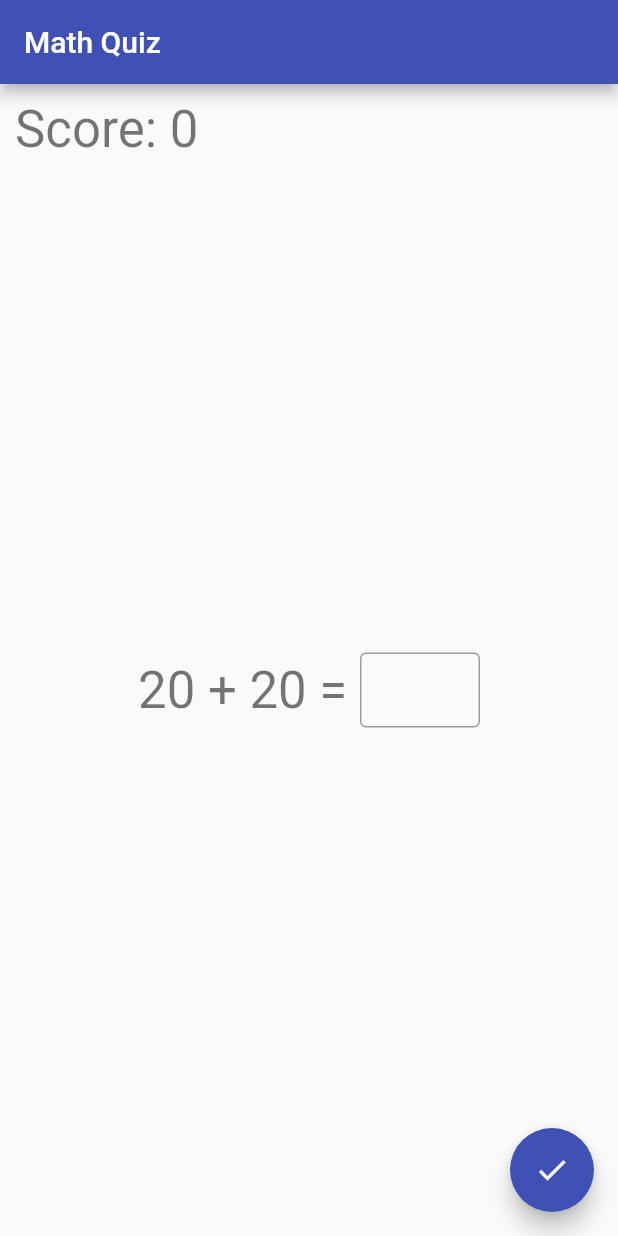
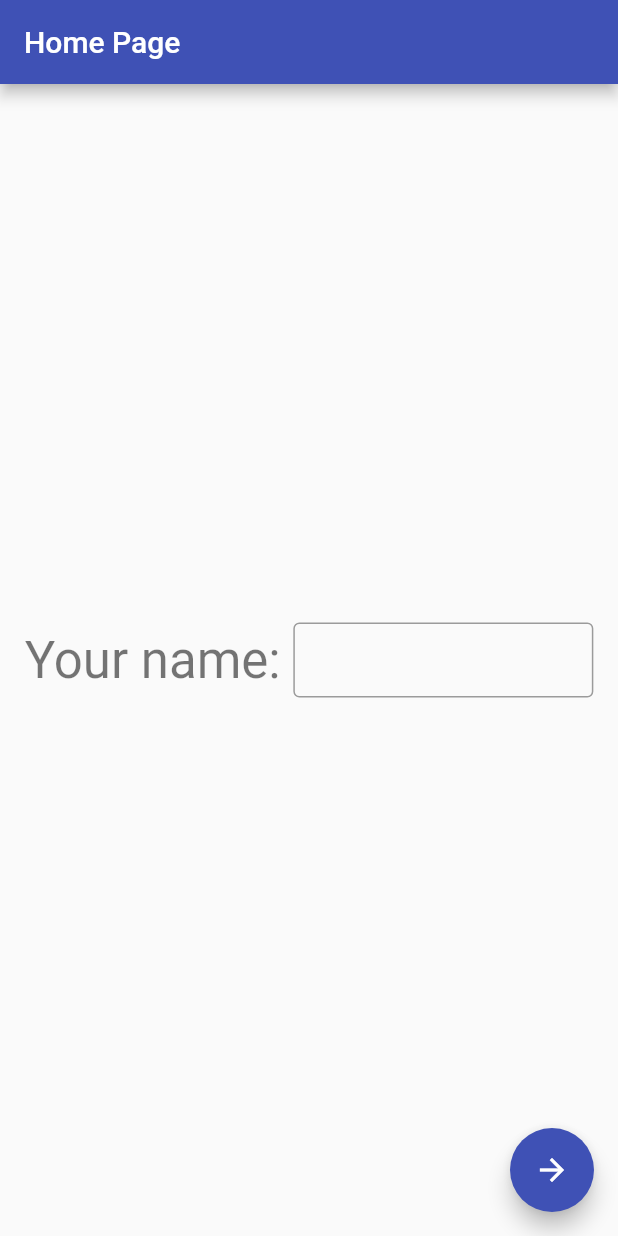
Before and after one commit to brennonatal/Math-Quiz, a Flutter app: the screen it shows after launch, on a phone screen of 412 x 824 dp. Run offline on Flutter 3.47's test engine with Material 2 defaults, Android fonts, the phone set to English and light mode, and no system bars.

Commit message:
Login page + Post API

```diff
--- a/lib/main.dart
+++ b/lib/main.dart
@@ -1,3 +1,4 @@
+import 'dart:convert';
 import 'dart:math';
 import 'package:http/http.dart' as http;
 
@@ -17,15 +18,90 @@ class MyApp extends StatelessWidget {
       theme: ThemeData(
         primarySwatch: Colors.indigo,
       ),
-      home: const MyHomePage(title: 'Math Quiz'),
+      home: const MyLoginPage(title: 'Math Quiz'),
+    );
+  }
+}
+
+class MyLoginPage extends StatefulWidget {
+  const MyLoginPage({Key? key, required this.title}) : super(key: key);
+
+  final String title;
+
+  @override
+  State<MyLoginPage> createState() => _MyLoginPageState();
+}
+
+class _MyLoginPageState extends State<MyLoginPage> {
+  final controller = TextEditingController();
+
+  @override
+  void dispose() {
+    // Clean up the controller when the widget is disposed.
+    controller.dispose();
+    super.dispose();
+  }
+
+  @override
+  Widget build(BuildContext context) {
+    return Scaffold(
+      appBar: AppBar(
+        title: const Text("Home Page"),
+      ),
+      body: Center(
+        child: Column(
+            mainAxisAlignment: MainAxisAlignment.center,
+            children: <Widget>[
+              Row(
+                mainAxisAlignment: MainAxisAlignment.center,
+                children: <Widget>[
+                  Text(
+                    "Your name: ",
+                    style: Theme.of(context).textTheme.headline4,
+                  ),
+                  SizedBox(
+                    height: 50,
+                    width: 200,
+                    child: TextField(
+                      controller: controller,
+                      textInputAction: TextInputAction.done,
+                      style: const TextStyle(
+                        fontSize: 20,
+                      ),
+                      decoration: const InputDecoration(
+                        counterText: "",
+                        border: OutlineInputBorder(),
+                        labelText: '',
+                      ),
+                    ),
+                  ),
+                ],
+              ),
+            ]),
+      ),
+      floatingActionButton: FloatingActionButton(
+        onPressed: () {
+          Navigator.push(
+              context,
+              MaterialPageRoute(
+                  builder: (context) => MyHomePage(
+                        username: controller.text,
+                        title: 'Math Quiz',
+                      )));
+        },
+        tooltip: 'Send Answer',
+        child: const Icon(Icons.arrow_forward),
+      ), // This trailing comma makes auto-formatting nicer for build methods.
     );
   }
 }
 
 class MyHomePage extends StatefulWidget {
-  const MyHomePage({Key? key, required this.title}) : super(key: key);
+  const MyHomePage({Key? key, required this.title, required this.username})
+      : super(key: key);
 
   final String title;
+  final String username;
 
   @override
   State<MyHomePage> createState() => _MyHomePageState();
@@ -61,14 +137,17 @@ class _MyHomePageState extends State<MyHomePage> {
   }
 
   Future<void> score() async {
-    var url =
-        Uri.parse('https://7c2bad50.us-south.apigw.appdomain.cloud/api/placar');
-    var response = await http.post(url,
-        headers: <String, String>{
-          'Content-Type': 'application/x-www-form-urlencoded',
-          'Accept': 'application/json'
-        },
-        body: 'usuario:fulano');
+    String user = widget.username;
+    var response = await http.post(
+      Uri.parse('https://7c2bad50.us-south.apigw.appdomain.cloud/api/placar'),
+      headers: <String, String>{
+        'Content-Type': 'application/json',
+        'Accept': 'application/json'
+      },
+      body: jsonEncode(<String, String>{
+        'usuario': user,
+      }),
+    );
     if (response.statusCode == 200) {
       // ignore: avoid_print
       print(response.body);
```
Also changed, not shown: lib/login.dart (added, +65 -0 lines).
